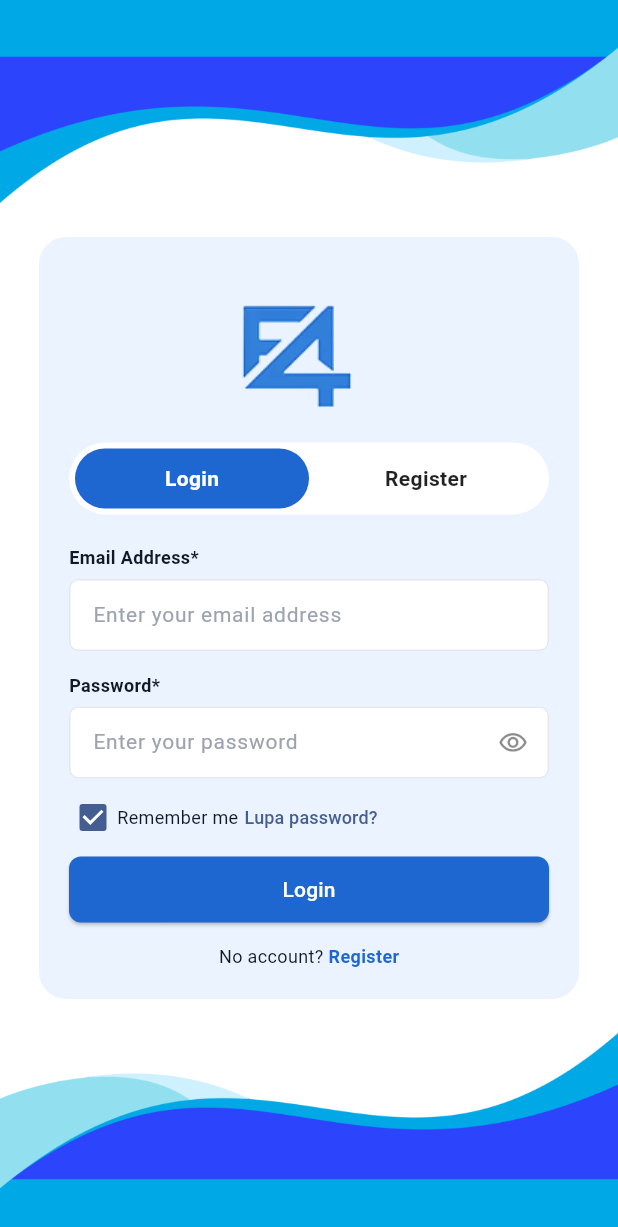
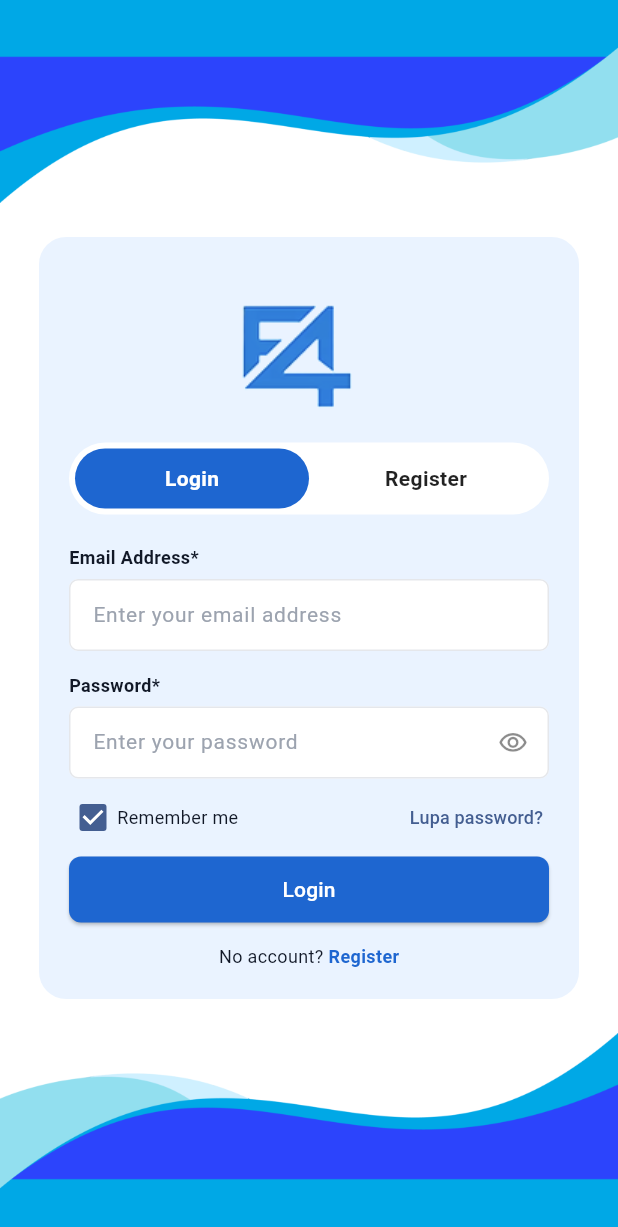
Before and after one commit to Farrghif/Formax, a Flutter app: the screen it shows after launch, on a phone screen of 412 x 824 dp. Shown: the top 1227 px of the screen. Run offline on Flutter 3.47's test engine with Material 3 defaults, Android fonts, the phone set to English and light mode, and no system bars; our stand-ins replace file_picker, flutter_html, flutter_svg, image_picker, share_plus, shared_preferences; missing offline and left inert: flutter_quill, flutter_quill_delta_from_html, mobile_scanner; project files that could hold a hidden picture were left out.

Commit message:
updating forget password in mobile

```diff
--- a/mobile/lib/pages/login_page.dart
+++ b/mobile/lib/pages/login_page.dart
@@ -207,18 +207,17 @@ class _LoginPageState extends State<LoginPage> {
                             materialTapTargetSize:
                                 MaterialTapTargetSize.shrinkWrap,
                           ),
-                          const Flexible(
-                            child: Text(
-                              'Remember me',
-                              style: TextStyle(
-                                fontSize: 12,
-                                color: _labelColor,
-                              ),
+                          const Text(
+                            'Remember me',
+                            style: TextStyle(
+                              fontSize: 12,
+                              color: _labelColor,
                             ),
                           ),
-                          if (isLogin)
+                          if (isLogin) ...[
+                            const Spacer(),
                             TextButton(
-                              onPressed: () => _showForgotPasswordDialog(),
+                              onPressed: _showForgotPasswordDialog,
                               style: TextButton.styleFrom(
                                 padding: const EdgeInsets.symmetric(horizontal: 4),
                                 minimumSize: Size.zero,
@@ -229,6 +228,7 @@ class _LoginPageState extends State<LoginPage> {
                                 style: TextStyle(fontSize: 12),
                               ),
                             ),
+                          ],
                         ],
                       ),
 
```
